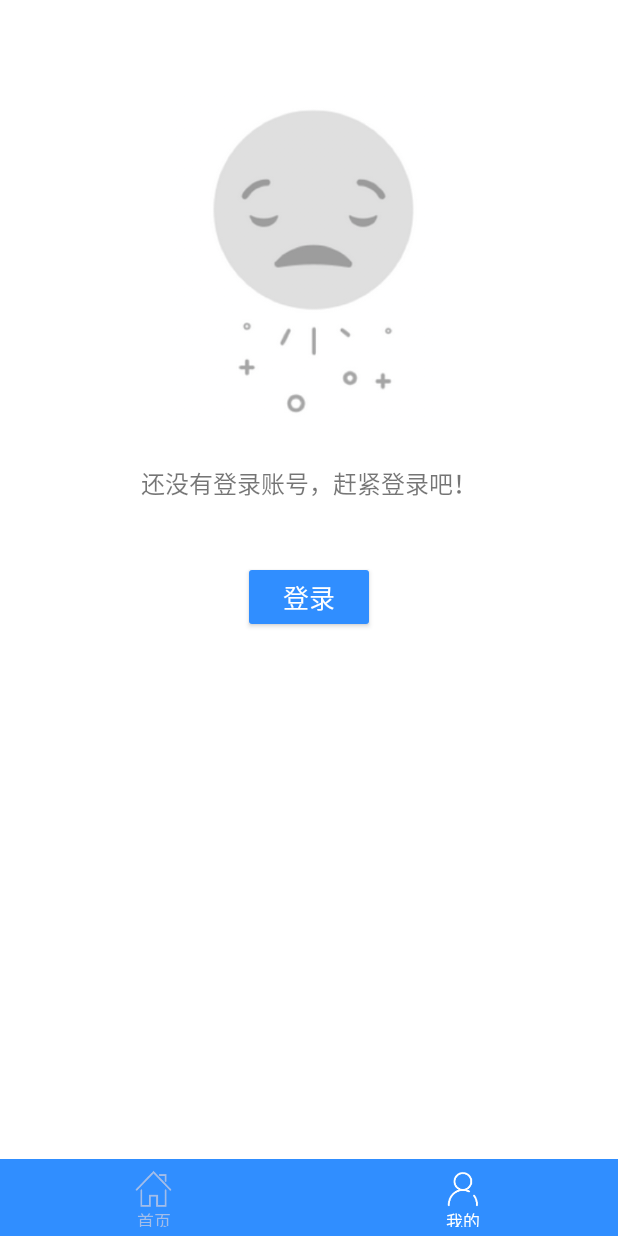
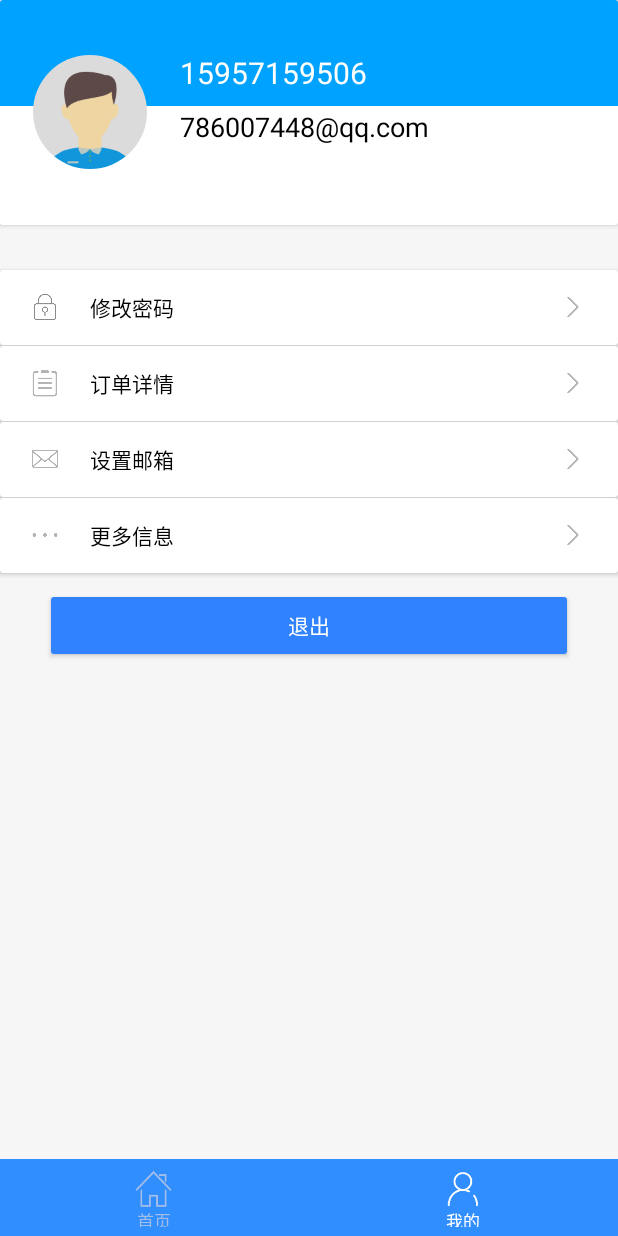
Before and after one commit to Evenss/TicketAssistant, an Android app: the screen it shows after launch (MainActivity), item 2 of the bottom bar chosen, on a phone screen of 412 x 824 dp. Run offline under Robolectric (Android 15) with nearby library versions, the phone set to English and light mode, and no system bars; our stand-ins replace CircleImageView; libraries missing offline, so code that uses them is left out: com.fourmob.datetimepicker, com.zaaach.citypicker; 1 statement that could not run was skipped.

Commit message:
登出逻辑完成，修改Toast类

```diff
--- a/app/src/main/java/com/graduation/even/graduationclient/activity/BaseActivity.java
+++ b/app/src/main/java/com/graduation/even/graduationclient/activity/BaseActivity.java
@@ -65,4 +65,8 @@ public abstract class BaseActivity extends AppCompatActivity {
     public void backToLogin(){
         myApplication.backToLoginActivity();
     }
+    //退回到主界面
+    public void bakcToMain(){
+        myApplication.backToMainActivity();
+    }
 }
--- a/app/src/main/java/com/graduation/even/graduationclient/constant/API.java
+++ b/app/src/main/java/com/graduation/even/graduationclient/constant/API.java
@@ -14,6 +14,7 @@ public class API {
 
     private static String HOST = "http://";
     public static String URL_LOGIN = HOST + "/user/login";
+    public static String URL_LOGOUT = HOST + "/user/logout";
     public static String URL_REGISTER = HOST + "/user/register";
     public static String URL_TICKET_QUERY = HOST + "/ticket/query";
 }
--- a/app/src/main/java/com/graduation/even/graduationclient/fragment/MyInfoFragment.java
+++ b/app/src/main/java/com/graduation/even/graduationclient/fragment/MyInfoFragment.java
@@ -1,6 +1,8 @@
 package com.graduation.even.graduationclient.fragment;
 
 import android.content.Intent;
+import android.support.v4.content.ContextCompat;
+import android.text.TextUtils;
 import android.view.View;
 import android.widget.Button;
 import android.widget.RelativeLayout;
@@ -10,7 +12,12 @@ import com.graduation.even.graduationclient.R;
 import com.graduation.even.graduationclient.activity.ChangePwdActivity;
 import com.graduation.even.graduationclient.activity.LoginActivity;
 import com.graduation.even.graduationclient.activity.MainActivity;
+import com.graduation.even.graduationclient.net.callback.NetCallBack;
+import com.graduation.even.graduationclient.net.connector.NetworkConnector;
+import com.graduation.even.graduationclient.user.UserInfo;
 import com.graduation.even.graduationclient.util.PLog;
+import com.graduation.even.graduationclient.util.SharedPreferencesUtil;
+import com.graduation.even.graduationclient.util.ToastUtil;
 
 import static android.app.Activity.RESULT_OK;
 
@@ -20,10 +27,13 @@ import static android.app.Activity.RESULT_OK;
 
 public class MyInfoFragment extends BaseFragment implements View.OnClickListener{
 
-    private RelativeLayout loginPromptRl,changePwdRl,orderInfoRl,moreRl;
+    private RelativeLayout loginPromptRl,changePwdRl,orderInfoRl,moreRl,setEmailRl;
     private Button loginBtn,logoutBtn;
-    private TextView phoneTv;
+    private TextView phoneTv,emailTv;
+    private UserInfo userInfo;
 
+    private NetworkConnector mNetworkConnector;
+    private SharedPreferencesUtil mSPUtil;
     private final static int LOGIN_REQUEST_CODE = 1;
     @Override
     int getResourceId() {
@@ -38,22 +48,26 @@ public class MyInfoFragment extends BaseFragment implements View.OnClickListener
     @Override
     void initView(View view) {
         loginPromptRl = view.findViewById(R.id.rl_login_prompt);
+        setEmailRl = view.findViewById(R.id.rl_set_email);
         loginBtn = view.findViewById(R.id.btn_login);
         logoutBtn = view.findViewById(R.id.btn_logout);
         phoneTv = view.findViewById(R.id.tv_phone);
         changePwdRl = view.findViewById(R.id.rl_change_pwd);
         orderInfoRl = view.findViewById(R.id.rl_order_info);
         moreRl = view.findViewById(R.id.rl_more);
+        emailTv = view.findViewById(R.id.tv_email);
     }
 
     @Override
     void initData() {
-
+        mNetworkConnector = NetworkConnector.getInstance();
+        mSPUtil = SharedPreferencesUtil.getInstance(getActivity());
     }
 
     @Override
     void initEvent() {
         loginBtn.setOnClickListener(this);
+        setEmailRl.setOnClickListener(this);
         logoutBtn.setOnClickListener(this);
         changePwdRl.setOnClickListener(this);
         orderInfoRl.setOnClickListener(this);
@@ -76,6 +90,9 @@ public class MyInfoFragment extends BaseFragment implements View.OnClickListener
                 break;
             case R.id.rl_order_info:
                 break;
+            case R.id.rl_set_email:
+
+                break;
             case R.id.rl_more:
                 break;
         }
@@ -90,7 +107,15 @@ public class MyInfoFragment extends BaseFragment implements View.OnClickListener
                     PLog.i("LOGIN_REQUEST_CODE");
                     if(data != null && data.getBooleanExtra("isLogin",false)){
                         loginPromptRl.setVisibility(View.GONE);
-                        // todo 从返回的活动中取出用户数据
+                        // 返回的活动后取出用户数据
+                        userInfo = UserInfo.getInstance();
+                        phoneTv.setText(userInfo.getPhone());
+                        if(TextUtils.isEmpty(userInfo.getEmail())){
+                            emailTv.setText("暂未设置邮箱");
+                            emailTv.setTextColor(ContextCompat.getColor(getActivity(),R.color.grayDark));
+                        }else{
+                            emailTv.setText(userInfo.getEmail());
+                        }
                     }
                     break;
             }
@@ -99,10 +124,27 @@ public class MyInfoFragment extends BaseFragment implements View.OnClickListener
 
     // todo 网络请求
     private void logout(){
-        getActivity().runOnUiThread(new Runnable() {
+
+        mNetworkConnector.logout(new NetCallBack() {
             @Override
-            public void run() {
-                ((MainActivity) getActivity()).backToLogin();
+            public void onNetworkError() {
+                ToastUtil.showToastOnUIThread(getActivity(),"网络错误");
+            }
+
+            @Override
+            public void onFailed(String error) {
+                ToastUtil.showToastOnUIThread(getActivity(),error);
+            }
+
+            @Override
+            public void onSuccess(Object object) {
+                getActivity().runOnUiThread(new Runnable() {
+                    @Override
+                    public void run() {
+                        ((MainActivity) getActivity()).bakcToMain();
+                        ToastUtil.showToast(getActivity(),"退出登录成功");
+                    }
+                });
             }
         });
     }
--- a/app/src/main/res/layout/fragment_my_info.xml
+++ b/app/src/main/res/layout/fragment_my_info.xml
@@ -8,6 +8,7 @@
     android:orientation="vertical">
 
     <RelativeLayout
+        android:visibility="gone"
         android:id="@+id/rl_login_prompt"
         android:layout_width="match_parent"
         android:layout_height="match_parent">
@@ -51,23 +52,40 @@
             <LinearLayout
                 android:layout_width="match_parent"
                 android:layout_height="150dp"
-                android:orientation="vertical"
+                android:paddingLeft="20dp"
                 android:background="@mipmap/bg_login"
-                android:gravity="center">
+                android:gravity="center_vertical">
                 <de.hdodenhof.circleimageview.CircleImageView
                     android:layout_width="80dp"
                     android:layout_height="80dp"
                     android:src="@mipmap/icon_account_pic"
                     app:civ_border_width="2dp"
                     app:civ_border_color="@color/transparent" />
-                <TextView
-                    android:id="@+id/tv_phone"
-                    android:text="15957159506"
-                    android:textColor="@color/black"
-                    android:textSize="18dp"
+                <RelativeLayout
                     android:layout_width="wrap_content"
-                    android:layout_height="wrap_content"
-                    android:layout_marginTop="10dp"/>
+                    android:layout_height="100dp">
+                    <TextView
+                        android:id="@+id/tv_phone"
+                        android:text="15957159506"
+                        android:textColor="@color/white"
+                        android:textSize="20sp"
+                        android:paddingLeft="20dp"
+                        android:layout_alignParentTop="true"
+                        android:layout_width="wrap_content"
+                        android:layout_height="wrap_content"
+                        android:layout_marginTop="10dp"/>
+                    <TextView
+                        android:id="@+id/tv_email"
+                        android:text="786007448@qq.com"
+                        android:textColor="@color/black"
+                        android:textSize="18sp"
+                        android:paddingLeft="20dp"
+                        android:layout_below="@+id/tv_phone"
+                        android:layout_width="wrap_content"
+                        android:layout_height="wrap_content"
+                        android:layout_marginTop="10dp"/>
+                </RelativeLayout>
+
             </LinearLayout>
         </android.support.v7.widget.CardView>
 
@@ -142,6 +160,39 @@
             android:layout_width="match_parent"
             android:layout_height="50dp">
             <RelativeLayout
+                android:id="@+id/rl_set_email"
+                android:layout_width="match_parent"
+                android:layout_height="match_parent">
+                <ImageView
+                    android:id="@+id/img_set_email"
+                    android:layout_width="20dp"
+                    android:layout_height="20dp"
+                    android:src="@mipmap/icon_email"
+                    android:layout_marginLeft="20dp"
+                    android:layout_centerVertical="true"/>
+                <TextView
+                    android:layout_width="wrap_content"
+                    android:layout_height="wrap_content"
+                    android:text="设置邮箱"
+                    android:textColor="@color/black"
+                    android:layout_centerVertical="true"
+                    android:layout_marginLeft="20dp"
+                    android:layout_toRightOf="@+id/img_set_email" />
+                <ImageView
+                    android:layout_width="20dp"
+                    android:layout_height="20dp"
+                    android:layout_alignParentEnd="true"
+                    android:layout_centerVertical="true"
+                    android:src="@mipmap/icon_arrow"
+                    android:layout_marginRight="20dp"/>
+            </RelativeLayout>
+        </android.support.v7.widget.CardView>
+
+        <android.support.v7.widget.CardView
+            android:layout_marginTop="0.1dp"
+            android:layout_width="match_parent"
+            android:layout_height="50dp">
+            <RelativeLayout
                 android:id="@+id/rl_more"
                 android:layout_width="match_parent"
                 android:layout_height="match_parent">
```
Also changed, not shown: app/src/main/java/com/graduation/even/graduationclient/application/MyApplication.java (+8 -0 lines), app/src/main/java/com/graduation/even/graduationclient/net/bean/request/LogoutRequest.java (added, +13 -0 lines), app/src/main/java/com/graduation/even/graduationclient/net/bean/response/LogoutResponse.java (added, +12 -0 lines), app/src/main/java/com/graduation/even/graduationclient/net/connector/NetworkConnector.java (+36 -0 lines), app/src/main/java/com/graduation/even/graduationclient/util/ToastUtil.java (+25 -4 lines), app/src/main/res/mipmap-mdpi/icon_email.png (added).
